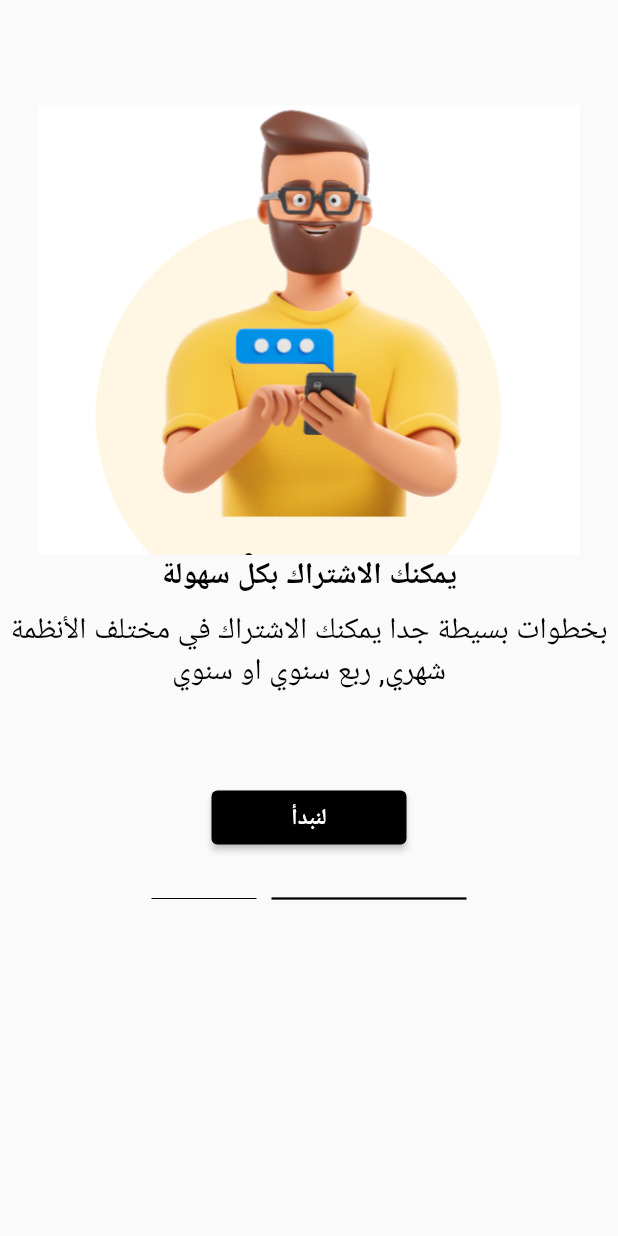
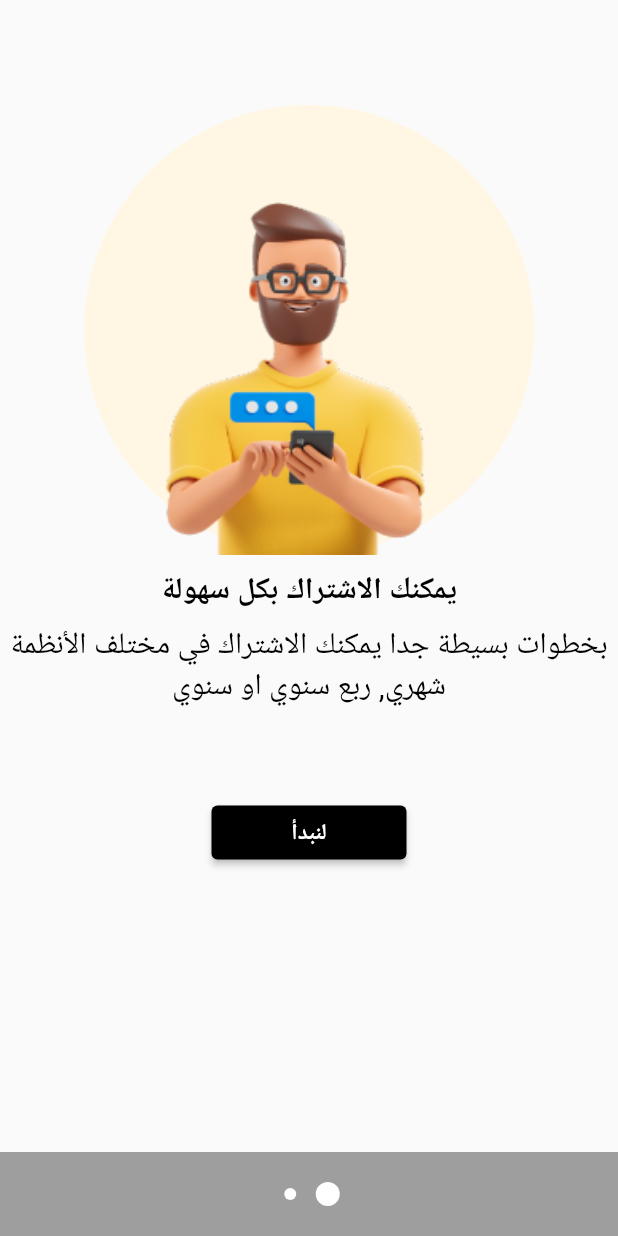
Before and after one commit to AhmedmoatasemVictorylink/LoginFlutter, a Flutter app: the IntroWidget screen opened directly, swiped to page 2, on a phone screen of 412 x 824 dp. Run offline on Flutter 3.47's test engine with Material 2 defaults, Android fonts, the phone set to English and light mode, and no system bars; our stand-ins replace hexcolor, introduction_screen.

Commit message:
Adding native pagination to page view for intro screens

```diff
--- a/lib/intro_swiper.dart
+++ b/lib/intro_swiper.dart
@@ -21,7 +21,7 @@ class IntroSwiper extends StatelessWidget {
   PageViewModel(
   title: "يمكنك الاشتراك بكل سهولة",
   body: "بخطوات بسيطة جدا يمكنك الاشتراك في مختلف الأنظمة شهري, ربع سنوي او سنوي",
-  image:  Center(child: Image.asset('assets/images/person.png')),
+  image:  Center(child: Image.asset('assets/images/tutorial_img2.png')),
   footer: ElevatedButton(
     onPressed: () {
       // On button presed
--- a/lib/intro_widget.dart
+++ b/lib/intro_widget.dart
@@ -1,6 +1,9 @@
+import 'dart:math';
+
 import 'package:flutter/material.dart';
 import 'package:login_app/login_widget.dart';
 import 'package:login_app/step_widget.dart';
+import 'package:hexcolor/hexcolor.dart';
 
 class IntroWidget extends StatefulWidget {
   const IntroWidget({ Key? key }) : super(key: key);
@@ -11,23 +14,178 @@ class IntroWidget extends StatefulWidget {
 
 class _IntroWidgetState extends State<IntroWidget> {
 
-  PageController _controller = PageController(
-    initialPage: 0,
-  );
+  final _controller = new PageController();
+
+  static const _kDuration = const Duration(milliseconds: 300);
+
+  static const _kCurve = Curves.ease;
+
+  final _kArrowColor = Colors.black.withOpacity(0.8);
+
+  // PageController _controller = PageController(
+  //   initialPage: 0,
+  // );
+
+   final List<Widget> _pages = <Widget>[
+    LoginWidget(),
+    StepWidget(),
+  ];
 
    @override
   void dispose() {
     _controller.dispose();
     super.dispose();
   }
-  @override
+  // @override
+  // Widget build(BuildContext context) {
+  //   return Column(
+  //     children: [
+  //       Expanded(
+  //         child: PageView(
+  //           controller: _controller,
+  //           children: [
+  //             LoginWidget(),
+  //             StepWidget(),
+  //           ],
+  //         ),
+  //       ),
+  //       SizedBox(height: 25,),
+  //       Row(
+  //         children: [
+  //         SizedBox(width: 120),
+  //         ElevatedButton(
+  //             style: ElevatedButton.styleFrom(
+  //               primary: HexColor("#000000"),
+  //               minimumSize: Size(70, 5),
+  //               shape: RoundedRectangleBorder(
+  //                 borderRadius: BorderRadius.circular(20),
+  //               ),
+  //             ),
+  //             child: null,
+  //             onPressed: () {},
+  //           ),
+  //           SizedBox(width: 2,),
+  //           ElevatedButton(
+  //             style: ElevatedButton.styleFrom(
+  //               primary: HexColor("#000000"),
+  //               minimumSize: Size(70, 5),
+  //               shape: RoundedRectangleBorder(
+  //                 borderRadius: BorderRadius.circular(20),
+  //               ),
+  //             ),
+  //             child: null,
+  //             onPressed: () {},
+  //           ),
+  //       ],),
+  //       SizedBox(height: 100,),
+  //     ],
+  //   );
+  // }
+   @override
   Widget build(BuildContext context) {
-    return PageView(
-      controller: _controller,
-      children: [
-        LoginWidget(),
-        StepWidget(),
-      ],
+    return new Scaffold(
+      body: new IconTheme(
+        data: new IconThemeData(color: _kArrowColor),
+        child: new Stack(
+          children: <Widget>[
+            new PageView.builder(
+              physics: new AlwaysScrollableScrollPhysics(),
+              controller: _controller,
+              itemBuilder: (BuildContext context, int index) {
+                return _pages[index % _pages.length];
+              },
+            ),
+            new Positioned(
+              bottom: 0.0,
+              left: 0.0,
+              right: 0.0,
+              child: new Container(
+                color: Colors.grey[800]?.withOpacity(0.5),
+                padding: const EdgeInsets.all(20.0),
+                child: new Center(
+                  child: new DotsIndicator(
+                    controller: _controller,
+                    itemCount: _pages.length,
+                    onPageSelected: (int page) {
+                      _controller.animateToPage(
+                        page,
+                        duration: _kDuration,
+                        curve: _kCurve,
+                      );
+                    },
+                  ),
+                ),
+              ),
+            ),
+          ],
+        ),
+      ),
     );
   }
 }
+
+/// An indicator showing the currently selected page of a PageController
+class DotsIndicator extends AnimatedWidget {
+  DotsIndicator({
+    required this.controller,
+    required this.itemCount,
+    required this.onPageSelected,
+    this.color: Colors.white,
+  }) : super(listenable: controller);
+
+  /// The PageController that this DotsIndicator is representing.
+  final PageController controller;
+
+  /// The number of items managed by the PageController
+  final int itemCount;
+
+  /// Called when a dot is tapped
+  final ValueChanged<int> onPageSelected;
+
+  /// The color of the dots.
+  ///
+  /// Defaults to `Colors.white`.
+  final Color color;
+
+  // The base size of the dots
+  static const double _kDotSize = 8.0;
+
+  // The increase in the size of the selected dot
+  static const double _kMaxZoom = 2.0;
+
+  // The distance between the center of each dot
+  static const double _kDotSpacing = 25.0;
+
+  Widget _buildDot(int index) {
+    double selectedness = Curves.easeOut.transform(
+      max(
+        0.0,
+        1.0 - ((controller.page ?? controller.initialPage) - index).abs(),
+      ),
+    );
+    double zoom = 1.0 + (_kMaxZoom - 1.0) * selectedness;
+    return new Container(
+      width: _kDotSpacing,
+      child: new Center(
+        child: new Material(
+          color: color,
+          type: MaterialType.circle,
+          child: new Container(
+            width: _kDotSize * zoom,
+            height: _kDotSize * zoom,
+            child: new InkWell(
+              onTap: () => onPageSelected(index),
+            ),
+          ),
+        ),
+      ),
+    );
+  }
+
+  Widget build(BuildContext context) {
+    return new Row(
+      mainAxisAlignment: MainAxisAlignment.center,
+      children: new List<Widget>.generate(itemCount, _buildDot),
+    );
+  }
+}
--- a/lib/main.dart
+++ b/lib/main.dart
@@ -27,7 +27,8 @@ class _State extends State<MyApp> {
   @override
   Widget build(BuildContext context) {
     return Scaffold(
-      body: IntroSwiper(),
+      body: IntroWidget(),
+     // body: IntroSwiper(),
       // body: LoginWidget(),
       //  body: StepWidget(),
       );
--- a/lib/step_widget.dart
+++ b/lib/step_widget.dart
@@ -24,11 +24,12 @@ class StepWidget extends StatelessWidget {
               shape: BoxShape.circle,
             ),
             child: Image(
-              image: AssetImage("assets/images/person.png"),
+              image: AssetImage("assets/images/tutorial_img2.png"),
               fit: BoxFit.cover,
               height: 300,
             ),
           ),
+          SizedBox(height: 10,),
           Text(
             "يمكنك الاشتراك بكل سهولة",
             style: TextStyle(
@@ -64,27 +65,27 @@ class StepWidget extends StatelessWidget {
               onPressed: () {},
             ),
           ),
-          Row(
-            mainAxisAlignment: MainAxisAlignment.center,
-            children: [
-              Container(
-                width: 70,
-                height: 60,
-                child: Divider(
-                    color: Colors.black,
-                  ),
-              ),
-              SizedBox(width: 10,),
-              Container(
-                width: 130,
-                height: 60,
-                child: Divider(
-                    color: Colors.black,
-                    thickness: 1.5,
-                  ),
-              ),
-            ],
-          )
+          // Row(
+          //   mainAxisAlignment: MainAxisAlignment.center,
+          //   children: [
+          //     Container(
+          //       width: 70,
+          //       height: 60,
+          //       child: Divider(
+          //           color: Colors.black,
+          //         ),
+          //     ),
+          //     SizedBox(width: 10,),
+          //     Container(
+          //       width: 130,
+          //       height: 60,
+          //       child: Divider(
+          //           color: Colors.black,
+          //           thickness: 1.5,
+          //         ),
+          //     ),
+          //   ],
+          // ),
         ],
       ),
     );
--- a/pubspec.yaml
+++ b/pubspec.yaml
@@ -67,6 +67,7 @@ flutter:
     - assets/images/rounded.png
     - assets/images/person.png
     - assets/images/tutorial_img.png
+    - assets/images/tutorial_img2.png
   #   - images/a_dot_ham.jpeg
 
   # An image asset can refer to one or more resolution-specific "variants", see
```
Also changed, not shown: assets/images/tutorial_img2.png (added).
